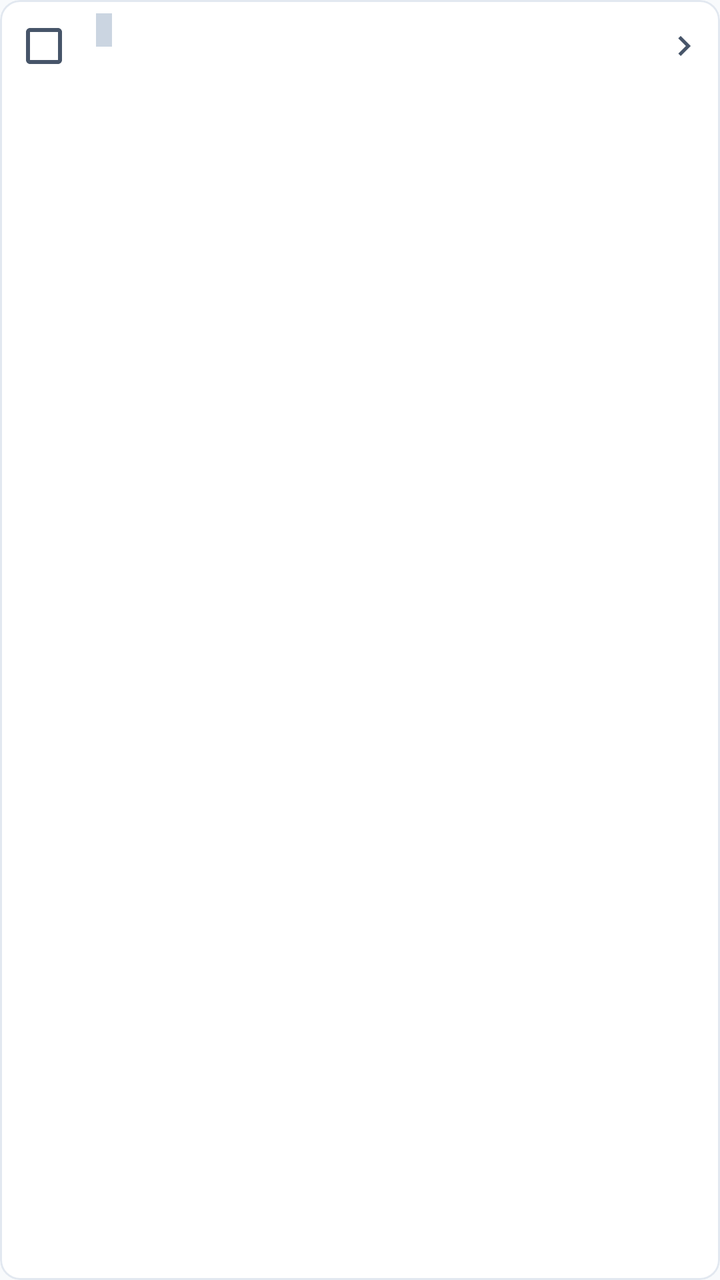
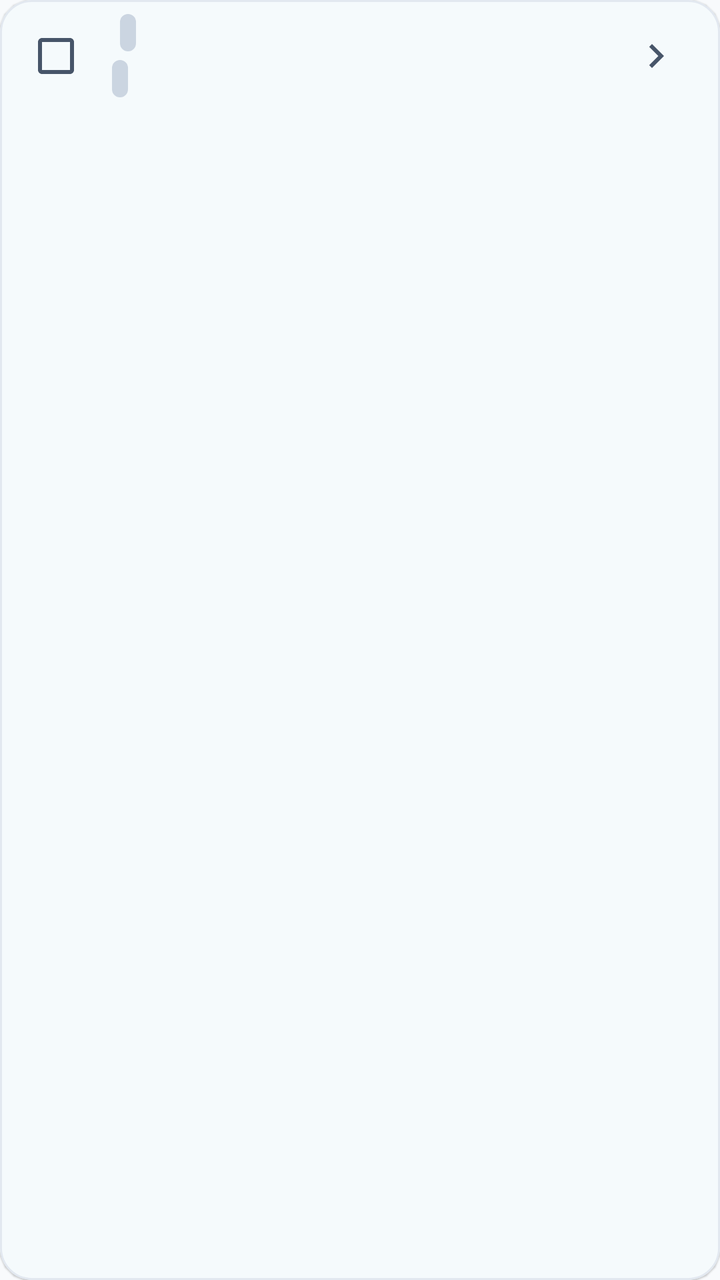

Compare the two renders of this Android layout. The source of the first and the diff that turns it into the second are given below.
<!-- AndroidManifest.xml: application theme Theme.XClient -->
<!-- res/layout/item_preferred_result.xml -->
<?xml version="1.0" encoding="utf-8"?>
<com.google.android.material.card.MaterialCardView
    xmlns:android="http://schemas.android.com/apk/res/android"
    xmlns:app="http://schemas.android.com/apk/res-auto"
    android:layout_width="match_parent"
    android:layout_height="wrap_content"
    android:layout_marginStart="@dimen/spacing_lg"
    android:layout_marginEnd="@dimen/spacing_lg"
    android:layout_marginTop="2dp"
    android:layout_marginBottom="2dp"
    app:cardCornerRadius="10dp"
    app:cardElevation="0dp"
    app:strokeWidth="1dp"
    app:strokeColor="?attr/colorOutlineVariant"
    app:cardBackgroundColor="?attr/colorSurfaceContainerLowest">

    <LinearLayout
        android:layout_width="match_parent"
        android:layout_height="wrap_content"
        android:orientation="vertical">

        
        <LinearLayout
            android:id="@+id/preferred_row_heading"
            android:layout_width="match_parent"
            android:layout_height="wrap_content"
            android:minHeight="46dp"
            android:orientation="horizontal"
            android:gravity="center_vertical"
            android:clickable="true"
            android:focusable="true"
            android:background="?attr/selectableItemBackground"
            android:paddingStart="@dimen/spacing_xs"
            android:paddingEnd="@dimen/spacing_sm"
            android:paddingTop="4dp"
            android:paddingBottom="4dp">

            
            <com.google.android.material.checkbox.MaterialCheckBox
                android:id="@+id/preferred_choice"
                android:layout_width="36dp"
                android:layout_height="36dp" />

            
            <LinearLayout
                android:layout_width="0dp"
                android:layout_height="wrap_content"
                android:layout_marginStart="2dp"
                android:layout_weight="1"
                android:orientation="vertical">

                <LinearLayout
                    android:layout_width="match_parent"
                    android:layout_height="wrap_content"
                    android:gravity="center_vertical"
                    android:orientation="horizontal">

                    <TextView
                        android:id="@+id/preferred_row_address"
                        android:layout_width="wrap_content"
                        android:layout_height="wrap_content"
                        android:fontFamily="monospace"
                        android:singleLine="true"
                        android:textAppearance="?attr/textAppearanceBodyMedium"
                        android:textStyle="bold"
                        android:textColor="?attr/colorOnSurface" />

                    <TextView
                        android:id="@+id/preferred_row_location"
                        android:layout_width="wrap_content"
                        android:layout_height="wrap_content"
                        android:layout_marginStart="6dp"
                        android:background="?attr/colorSurfaceContainerHigh"
                        android:paddingStart="4dp"
                        android:paddingEnd="4dp"
                        android:paddingTop="1dp"
                        android:paddingBottom="1dp"
                        android:textAppearance="?attr/textAppearanceLabelSmall"
                        android:textColor="?attr/colorOnSurfaceVariant" />
                </LinearLayout>

                <TextView
                    android:id="@+id/preferred_row_score"
                    android:layout_width="wrap_content"
                    android:layout_height="wrap_content"
                    android:layout_marginTop="1dp"
                    android:textAppearance="?attr/textAppearanceLabelSmall"
                    android:textColor="?attr/colorOnSurfaceVariant" />
            </LinearLayout>

            
            <ImageView
                android:id="@+id/preferred_row_chevron"
                android:layout_width="20dp"
                android:layout_height="20dp"
                android:layout_marginStart="@dimen/spacing_xs"
                android:src="@drawable/ic_chevron_right"
                app:tint="?attr/colorOnSurfaceVariant"
                android:contentDescription="@string/preferred_expand_detail" />
        </LinearLayout>

        
        <LinearLayout
            android:id="@+id/preferred_row_expanded"
            android:layout_width="match_parent"
            android:layout_height="wrap_content"
            android:orientation="vertical"
            android:visibility="gone">

            <View
                android:layout_width="match_parent"
                android:layout_height="1dp"
                android:background="?attr/colorOutlineVariant" />

            <LinearLayout
                android:layout_width="match_parent"
                android:layout_height="wrap_content"
                android:background="?attr/colorSurfaceContainerLow"
                android:orientation="vertical"
                android:padding="@dimen/spacing_sm">

                <TextView
                    android:id="@+id/preferred_row_detail"
                    android:layout_width="match_parent"
                    android:layout_height="wrap_content"
                    android:fontFamily="monospace"
                    android:textAppearance="?attr/textAppearanceBodySmall"
                    android:textColor="?attr/colorOnSurfaceVariant" />

                <com.google.android.material.button.MaterialButton
                    android:id="@+id/preferred_row_download"
                    style="@style/Widget.XClient.OutlinedButton"
                    android:layout_width="match_parent"
                    android:layout_height="wrap_content"
                    android:layout_marginTop="@dimen/spacing_xs"
                    android:minHeight="40dp"
                    app:icon="@drawable/ic_speed"
                    app:iconSize="16dp"
                    app:iconGravity="textStart"
                    android:text="@string/preferred_speed_test_btn" />
            </LinearLayout>
        </LinearLayout>

    </LinearLayout>
</com.google.android.material.card.MaterialCardView>
<!-- resources referenced by this layout -->
<resources>
  <dimen name="spacing_lg">16dp</dimen>
  <dimen name="spacing_sm">8dp</dimen>
  <dimen name="spacing_xs">4dp</dimen>
  <!-- drawable ic_chevron_right (drawable) -->
  <?xml version="1.0" encoding="utf-8"?>
  <vector xmlns:android="http://schemas.android.com/apk/res/android"
      android:width="24dp"
      android:height="24dp"
      android:viewportWidth="24"
      android:viewportHeight="24">
      <path
          android:fillColor="#FFFFFFFF"
          android:pathData="M10,6L8.59,7.41 13.17,12l-4.58,4.59L10,18l6,-6z"/>
  </vector>
  <string name="preferred_expand_detail">Expand Details</string>
  <string name="preferred_speed_test_btn">Speed Test · 50MiB / 10s</string>
  <style name="Widget.XClient.OutlinedButton" parent="Widget.Material3.Button.OutlinedButton" />
  <color name="x_primary">#FF0284C7</color>
  <color name="x_on_primary">#FFFFFFFF</color>
  <color name="x_primary_container">#FFE0F2FE</color>
  <color name="x_on_primary_container">#FF03496E</color>
  <color name="md_success">#FF059669</color>
  <color name="md_on_success">#FFFFFFFF</color>
  <color name="md_success_container">#FFD1FAE5</color>
  <color name="md_on_success_container">#FF064E3B</color>
  <color name="md_warning">#FFD97706</color>
  <color name="md_on_warning">#FFFFFFFF</color>
  <color name="x_error">#FFDC2626</color>
  <color name="x_on_error">#FFFFFFFF</color>
  <color name="x_error_container">#FFFEE2E2</color>
  <color name="x_on_error_container">#FF991B1B</color>
  <color name="x_background">#FFF8FAFC</color>
  <color name="x_on_background">#FF0F172A</color>
  <color name="x_surface">#FFFFFFFF</color>
  <color name="x_on_surface">#FF0F172A</color>
  <color name="x_on_surface_variant">#FF475569</color>
  <color name="x_surface_container_lowest">#FFFFFFFF</color>
  <color name="x_surface_container_low">#FFF1F5F9</color>
  <color name="x_surface_container">#FFE2E8F0</color>
  <color name="x_surface_container_high">#FFCBD5E1</color>
  <color name="x_surface_container_highest">#FF94A3B8</color>
  <color name="x_outline">#FF94A3B8</color>
  <color name="x_outline_variant">#FFE2E8F0</color>
  <color name="x_tertiary">#FF0D9488</color>
  <color name="x_on_tertiary">#FFFFFFFF</color>
  <color name="x_tertiary_container">#FFCCFBF1</color>
  <color name="x_on_tertiary_container">#FF115E59</color>
  <color name="x_edit_container">#FFBAE6FD</color>
  <color name="x_on_edit_container">#FF0369A1</color>
  <!-- unchanged entries left out for length: 2 -->
</resources>

<!-- the commit's change to res/layout/item_preferred_result.xml (unified diff, before → after) -->
@@ -2,17 +2,20 @@
 <com.google.android.material.card.MaterialCardView
     xmlns:android="http://schemas.android.com/apk/res/android"
     xmlns:app="http://schemas.android.com/apk/res-auto"
+    android:id="@+id/preferred_card"
     android:layout_width="match_parent"
     android:layout_height="wrap_content"
     android:layout_marginStart="@dimen/spacing_lg"
     android:layout_marginEnd="@dimen/spacing_lg"
-    android:layout_marginTop="2dp"
-    android:layout_marginBottom="2dp"
-    app:cardCornerRadius="10dp"
-    app:cardElevation="0dp"
+    android:layout_marginTop="@dimen/spacing_xs"
+    android:layout_marginBottom="@dimen/spacing_xs"
+    android:focusable="true"
+    android:clickable="true"
+    app:cardCornerRadius="16dp"
+    app:cardElevation="0.5dp"
     app:strokeWidth="1dp"
-    app:strokeColor="?attr/colorOutlineVariant"
-    app:cardBackgroundColor="?attr/colorSurfaceContainerLowest">
+    app:strokeColor="?attr/xOutlineVariant"
+    app:cardBackgroundColor="?attr/xSurfaceContainerLowest">
 
     <LinearLayout
         android:layout_width="match_parent"
@@ -24,28 +27,27 @@
             android:id="@+id/preferred_row_heading"
             android:layout_width="match_parent"
             android:layout_height="wrap_content"
-            android:minHeight="46dp"
+            android:minHeight="@dimen/touch_target_min"
             android:orientation="horizontal"
             android:gravity="center_vertical"
             android:clickable="true"
-            android:focusable="true"
             android:background="?attr/selectableItemBackground"
             android:paddingStart="@dimen/spacing_xs"
             android:paddingEnd="@dimen/spacing_sm"
-            android:paddingTop="4dp"
-            android:paddingBottom="4dp">
+            android:paddingTop="@dimen/spacing_xs"
+            android:paddingBottom="@dimen/spacing_xs">
 
             
             <com.google.android.material.checkbox.MaterialCheckBox
                 android:id="@+id/preferred_choice"
-                android:layout_width="36dp"
-                android:layout_height="36dp" />
+                android:layout_width="@dimen/touch_target_min"
+                android:layout_height="@dimen/touch_target_min" />
 
             
             <LinearLayout
                 android:layout_width="0dp"
                 android:layout_height="wrap_content"
-                android:layout_marginStart="2dp"
+                android:layout_marginStart="@dimen/spacing_xs"
                 android:layout_weight="1"
                 android:orientation="vertical">
 
@@ -63,39 +65,65 @@
                         android:singleLine="true"
                         android:textAppearance="?attr/textAppearanceBodyMedium"
                         android:textStyle="bold"
-                        android:textColor="?attr/colorOnSurface" />
+                        android:textColor="?attr/xOnSurface" />
 
                     <TextView
                         android:id="@+id/preferred_row_location"
                         android:layout_width="wrap_content"
                         android:layout_height="wrap_content"
-                        android:layout_marginStart="6dp"
-                        android:background="?attr/colorSurfaceContainerHigh"
-                        android:paddingStart="4dp"
-                        android:paddingEnd="4dp"
-                        android:paddingTop="1dp"
-                        android:paddingBottom="1dp"
+                        android:layout_marginStart="@dimen/spacing_xs"
+                        android:background="@drawable/bg_pill_badge"
+                        android:paddingStart="@dimen/spacing_xs"
+                        android:paddingEnd="@dimen/spacing_xs"
+                        android:paddingTop="2dp"
+                        android:paddingBottom="2dp"
                         android:textAppearance="?attr/textAppearanceLabelSmall"
-                        android:textColor="?attr/colorOnSurfaceVariant" />
+                        android:textColor="?attr/xOnSurfaceVariant" />
                 </LinearLayout>
 
-                <TextView
-                    android:id="@+id/preferred_row_score"
-                    android:layout_width="wrap_content"
+                <LinearLayout
+                    android:layout_width="match_parent"
                     android:layout_height="wrap_content"
-                    android:layout_marginTop="1dp"
-                    android:textAppearance="?attr/textAppearanceLabelSmall"
-                    android:textColor="?attr/colorOnSurfaceVariant" />
+                    android:layout_marginTop="@dimen/spacing_xs"
+                    android:gravity="center_vertical"
+                    android:orientation="horizontal">
+
+                    
+                    <TextView
+                        android:id="@+id/preferred_latency_badge"
+                        android:layout_width="wrap_content"
+                        android:layout_height="wrap_content"
+                        android:background="@drawable/bg_pill_badge"
+                        android:fontFamily="monospace"
+                        android:paddingStart="@dimen/spacing_xs"
+                        android:paddingEnd="@dimen/spacing_xs"
+                        android:paddingTop="2dp"
+                        android:paddingBottom="2dp"
+                        android:textAppearance="?attr/textAppearanceLabelSmall"
+                        android:textStyle="bold"
+                        android:textColor="?attr/xOnSurfaceVariant" />
+
+                    <TextView
+                        android:id="@+id/preferred_row_score"
+                        android:layout_width="wrap_content"
+                        android:layout_height="wrap_content"
+                        android:layout_marginStart="@dimen/spacing_xs"
+                        android:textAppearance="?attr/textAppearanceLabelSmall"
+                        android:textColor="?attr/xOnSurfaceVariant" />
+                </LinearLayout>
             </LinearLayout>
 
             
-            <ImageView
+            <ImageButton
                 android:id="@+id/preferred_row_chevron"
-                android:layout_width="20dp"
-                android:layout_height="20dp"
+                android:layout_width="@dimen/touch_target_min"
+                android:layout_height="@dimen/touch_target_min"
                 android:layout_marginStart="@dimen/spacing_xs"
+                android:background="@drawable/bg_icon_button_focus"
+                android:focusable="true"
+                android:padding="@dimen/spacing_md"
                 android:src="@drawable/ic_chevron_right"
-                app:tint="?attr/colorOnSurfaceVariant"
+                app:tint="?attr/xOnSurfaceVariant"
                 android:contentDescription="@string/preferred_expand_detail" />
         </LinearLayout>
 
@@ -110,12 +138,12 @@
             <View
                 android:layout_width="match_parent"
                 android:layout_height="1dp"
-                android:background="?attr/colorOutlineVariant" />
+                android:background="?attr/xOutlineVariant" />
 
             <LinearLayout
                 android:layout_width="match_parent"
                 android:layout_height="wrap_content"
-                android:background="?attr/colorSurfaceContainerLow"
+                android:background="?attr/xSurfaceContainerLow"
                 android:orientation="vertical"
                 android:padding="@dimen/spacing_sm">
 
@@ -125,7 +153,7 @@
                     android:layout_height="wrap_content"
                     android:fontFamily="monospace"
                     android:textAppearance="?attr/textAppearanceBodySmall"
-                    android:textColor="?attr/colorOnSurfaceVariant" />
+                    android:textColor="?attr/xOnSurfaceVariant" />
 
                 <com.google.android.material.button.MaterialButton
                     android:id="@+id/preferred_row_download"
@@ -133,7 +161,7 @@
                     android:layout_width="match_parent"
                     android:layout_height="wrap_content"
                     android:layout_marginTop="@dimen/spacing_xs"
-                    android:minHeight="40dp"
+                    android:minHeight="@dimen/touch_target_min"
                     app:icon="@drawable/ic_speed"
                     app:iconSize="16dp"
                     app:iconGravity="textStart"
<!-- resource entries referenced after the edit -->
@@ -1,8 +1,40 @@
 <!-- resources referenced by this layout -->
 <resources>
   <dimen name="spacing_lg">16dp</dimen>
+  <dimen name="spacing_md">12dp</dimen>
   <dimen name="spacing_sm">8dp</dimen>
   <dimen name="spacing_xs">4dp</dimen>
+  <dimen name="touch_target_min">48dp</dimen>
+  <!-- drawable bg_icon_button_focus (drawable) -->
+  <?xml version="1.0" encoding="utf-8"?>
+  <selector xmlns:android="http://schemas.android.com/apk/res/android">
+      <item android:state_focused="true">
+          <shape android:shape="rectangle">
+              <corners android:radius="8dp" />
+              <stroke android:width="2dp" android:color="?attr/xPrimary" />
+              <solid android:color="?attr/xSurfaceContainerHigh" />
+          </shape>
+      </item>
+      <item android:state_pressed="true">
+          <shape android:shape="rectangle">
+              <corners android:radius="8dp" />
+              <solid android:color="?attr/xSurfaceContainerHigh" />
+          </shape>
+      </item>
+      <item>
+          <shape android:shape="rectangle">
+              <corners android:radius="8dp" />
+              <solid android:color="@android:color/transparent" />
+          </shape>
+      </item>
+  </selector>
+  <!-- drawable bg_pill_badge (drawable) -->
+  <?xml version="1.0" encoding="utf-8"?>
+  <shape xmlns:android="http://schemas.android.com/apk/res/android"
+      android:shape="rectangle">
+      <corners android:radius="12dp" />
+      <solid android:color="?attr/xSurfaceContainerHigh" />
+  </shape>
   <!-- drawable ic_chevron_right (drawable) -->
   <?xml version="1.0" encoding="utf-8"?>
   <vector xmlns:android="http://schemas.android.com/apk/res/android"
